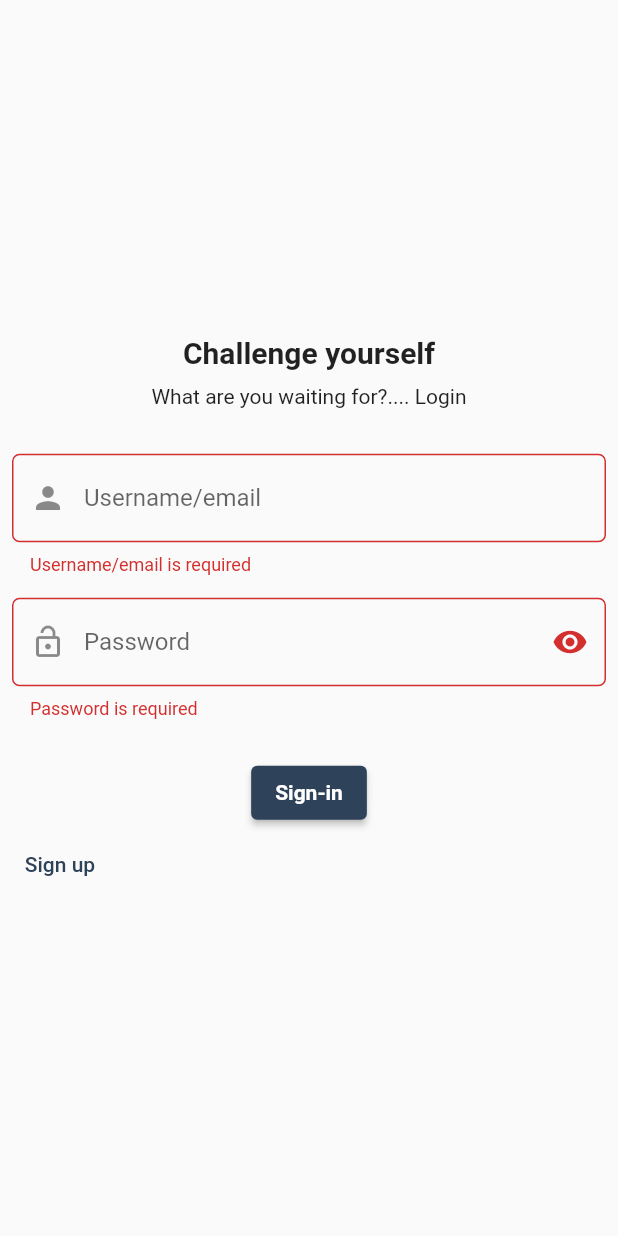
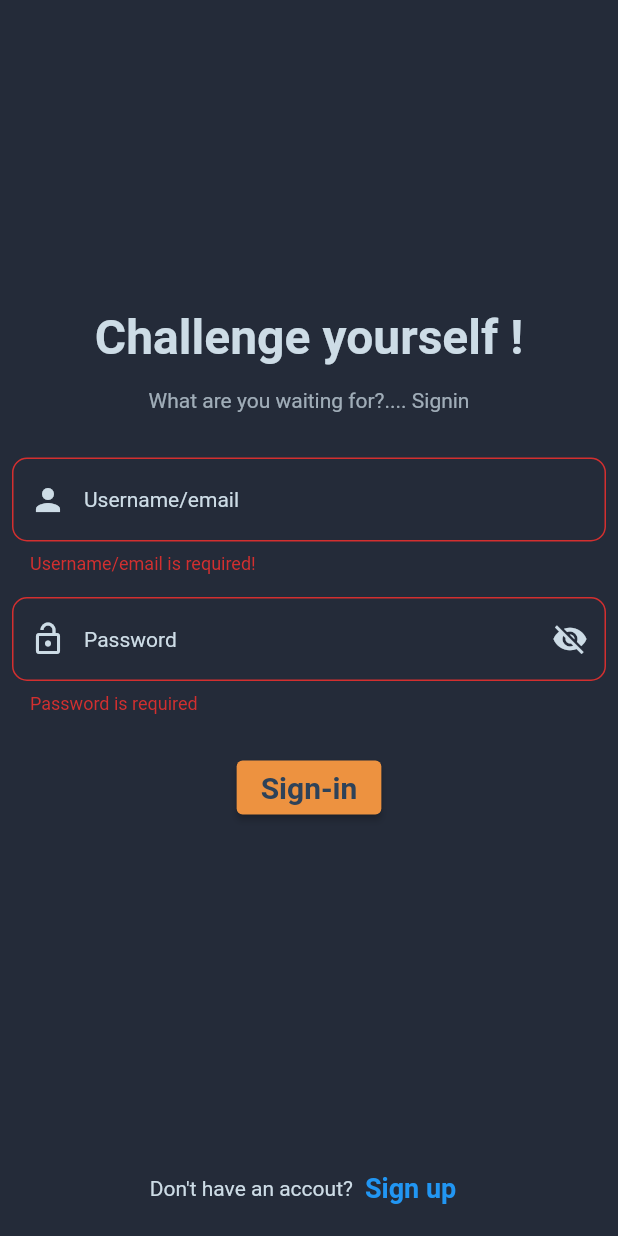
Before and after one commit to dailydeveloper0/quiz_app, a Flutter app: the screen it shows after launch, after a tap on "Sign-in", on a phone screen of 412 x 824 dp. Run offline on Flutter 3.47's test engine with Material 2 defaults, Android fonts, the phone set to English and light mode, and no system bars; our stand-ins replace bloc, equatable, flutter_bloc; missing offline and left inert: dart:ffi.

Commit message:
Created Login UI

```diff
--- a/lib/main.dart
+++ b/lib/main.dart
@@ -38,11 +38,15 @@ class QuizApp extends StatelessWidget {
           title: "Quiz App",
           home: const LoginPage(),
           theme: ThemeData(
-              colorScheme: ColorScheme.fromSwatch().copyWith(
-            primary: AppTheme.primaryColor,
-            secondary: AppTheme.orange,
-            background: AppTheme.backgroundColor,
-          )),
+            colorScheme: ColorScheme.fromSwatch().copyWith(
+              primary: AppTheme.primaryColor,
+              secondary: AppTheme.orange,
+              background: AppTheme.backgroundColor,
+            ),
+            scaffoldBackgroundColor: AppTheme.backgroundColor,
+            elevatedButtonTheme: AppTheme.darkElevatedButtonThemeData,
+            textTheme: AppTheme.darkText,
+          ),
         ),
       ),
     );
--- a/lib/pages/login/login_field.dart
+++ b/lib/pages/login/login_field.dart
@@ -1,4 +1,6 @@
 import 'package:flutter/material.dart';
+import 'package:quiz/utils/app_theme.dart';
+import 'package:quiz/widgets/text_form_field.dart';
 
 class LoginField extends StatefulWidget {
   const LoginField({super.key});
@@ -28,38 +30,24 @@ class _LoginFieldState extends State<LoginField> {
       autovalidateMode: _autovalidateMode,
       child: Column(
         children: [
-          TextFormField(
-            decoration: InputDecoration(
-              enabledBorder: OutlineInputBorder(
-                borderRadius: BorderRadius.circular(5),
+          cTextFormField(
+            hintText: "Username/email",
+            errorText: "Username/email is required!",
+            prefixIcon: Icon(
+              Icons.person,
+              color: AppTheme.whiteish,
             ),
-              border: OutlineInputBorder(
-                borderRadius: BorderRadius.circular(5),
-              ),
-              hintText: "Username/email",
-              prefixIcon: const Icon(Icons.person),
-            ),
-            validator: ((value) {
-              if (value == '' || value == null) {
-                return "Username/email is required";
-              }
-              return null;
-            }),
           ),
           const SizedBox(
             height: 15.0,
           ),
-          TextFormField(
-            decoration: InputDecoration(
-              enabledBorder: OutlineInputBorder(
-                borderRadius: BorderRadius.circular(5),
-              ),
-              border: OutlineInputBorder(
-                borderRadius: BorderRadius.circular(5),
-              ),
+          cTextFormField(
             hintText: "Password",
-              prefixIcon: const Icon(
+            errorText: "Password is required",
+            obsecureText: !_visible,
+            prefixIcon: Icon(
               Icons.lock_open_outlined,
+              color: AppTheme.whiteish,
             ),
             suffixIcon: IconButton(
               onPressed: () {
@@ -68,17 +56,10 @@ class _LoginFieldState extends State<LoginField> {
                 });
               },
               icon: Icon(
-                  _visible ? Icons.visibility_off : Icons.visibility,
+                _visible ? Icons.visibility : Icons.visibility_off,
+                color: AppTheme.whiteish,
               ),
             ),
-            ),
-            obscureText: _visible,
-            validator: ((value) {
-              if (value == '' || value == null) {
-                return "Password is required";
-              }
-              return null;
-            }),
           ),
           const SizedBox(
             height: 25.0,
@@ -87,7 +68,10 @@ class _LoginFieldState extends State<LoginField> {
               onPressed: submit,
               child: Text(
                 "Sign-in",
-                style: TextStyle(fontWeight: FontWeight.bold),
+                style: Theme.of(context)
+                    .textTheme
+                    .displaySmall!
+                    .copyWith(color: Theme.of(context).colorScheme.primary),
               ))
         ],
       ),
--- a/lib/pages/login/login_page.dart
+++ b/lib/pages/login/login_page.dart
@@ -17,31 +17,51 @@ class LoginPage extends StatelessWidget {
           child: Column(
             mainAxisAlignment: MainAxisAlignment.center,
             children: [
-              const Text(
-                "Challenge yourself",
-                style: TextStyle(
-                  fontSize: 20,
-                  fontWeight: FontWeight.bold,
-                ),
+              Expanded(
+                child: Column(
+                  mainAxisAlignment: MainAxisAlignment.end,
+                  children: [
+                    Text(
+                      "Challenge yourself !",
+                      style: Theme.of(context).textTheme.displayLarge,
                       textAlign: TextAlign.center,
                     ),
                     const SizedBox(
-                height: 10,
+                      height: 15,
                     ),
-              const Text("What are you waiting for?.... Login",
+                    Text("What are you waiting for?.... Signin",
+                        style: Theme.of(context).textTheme.bodyMedium!.copyWith(
+                              color: Color(0xBBCDDCE6),
+                            ),
                         textAlign: TextAlign.center),
+                  ],
+                ),
+              ),
               const SizedBox(
                 height: 30,
               ),
               const LoginField(),
-              Align(
+              Expanded(
+                child: Align(
                   alignment: Alignment.bottomCenter,
-                child: Row(children: [
+                  child: Row(
+                    mainAxisAlignment: MainAxisAlignment.center,
+                    children: [
+                      const Text("Don't have an accout?"),
                       TextButton(
                         onPressed: () {},
-                    child: Text("Sign up"),
+                        child: Text(
+                          "Sign up",
+                          style: TextStyle(
+                            color: Theme.of(context).primaryColor,
+                            fontWeight: FontWeight.bold,
+                            fontSize: 18,
                           ),
-                ]),
+                        ),
+                      ),
+                    ],
+                  ),
+                ),
               )
             ],
           ),
--- a/lib/utils/app_theme.dart
+++ b/lib/utils/app_theme.dart
@@ -1,8 +1,44 @@
 import 'package:flutter/material.dart';
 
-class AppTheme{
-static Color primaryColor = const Color(0xFF2E4259);
-static Color backgroundColor = const Color(0xFF242B39);
-static Color orange = const Color(0xFFED9240);
-static Color whiteish = const Color(0xFFCDDCE6);
+class AppTheme {
+  static Color primaryColor = const Color(0xFF2E4259);
+  static Color backgroundColor = const Color(0xFF242B39);
+  static Color orange = const Color(0xFFED9240);
+  static Color whiteish = const Color(0xFFCDDCE6);
+
+  static TextTheme darkText = TextTheme(
+      bodySmall: TextStyle(
+        color: whiteish,
+        fontSize: 12,
+      ),
+      bodyMedium: TextStyle(
+        color: whiteish,
+        fontSize: 14,
+      ),
+      bodyLarge: TextStyle(
+        color: whiteish,
+        fontSize: 18,
+      ),
+      displaySmall: TextStyle(
+        color: whiteish,
+        fontSize: 20,
+        fontWeight: FontWeight.bold,
+      ),
+      displayMedium: TextStyle(
+        color: whiteish,
+        fontSize: 26,
+        fontWeight: FontWeight.bold,
+      ),
+      displayLarge: TextStyle(
+        color: whiteish,
+        fontSize: 32,
+        fontWeight: FontWeight.bold,
+      ));
+
+  static ElevatedButtonThemeData darkElevatedButtonThemeData =
+      ElevatedButtonThemeData(
+    style: ElevatedButton.styleFrom(
+      backgroundColor: orange,
+    ),
+  );
 }
--- /dev/null
+++ b/lib/widgets/text_form_field.dart
@@ -0,0 +1,53 @@
+import 'package:flutter/material.dart';
+class cTextFormField extends StatefulWidget {
+  final String? hintText;
+  final String? errorText;
+  final Widget? prefixIcon;
+  final Widget? suffixIcon;
+  final bool obsecureText;
+  const cTextFormField({
+    super.key,
+    this.hintText,
+    this.errorText,
+    this.prefixIcon,
+    this.suffixIcon,
+    this.obsecureText = false,
+  });
+
+  @override
+  State<cTextFormField> createState() => _cTextFormFieldState();
+}
+
+class _cTextFormFieldState extends State<cTextFormField> {
+  @override
+  Widget build(BuildContext context) {
+    return TextFormField(
+      decoration: InputDecoration(
+        focusedBorder: OutlineInputBorder(
+          borderRadius: BorderRadius.circular(10),
+          borderSide: BorderSide(
+            color: Theme.of(context).colorScheme.secondary,
+          ),
+        ),
+        enabledBorder: OutlineInputBorder(
+          borderRadius: BorderRadius.circular(10),
+        ),
+        border: OutlineInputBorder(
+          borderRadius: BorderRadius.circular(10),
+        ),
+        hintText: widget.hintText,
+        hintStyle: Theme.of(context).textTheme.bodyMedium,
+        prefixIcon: widget.prefixIcon,
+        suffixIcon: widget.suffixIcon,
+      ),
+      style: Theme.of(context).textTheme.bodyMedium,
+      obscureText: widget.obsecureText,
+      validator: ((value) {
+        if (value == '' || value == null) {
+          return widget.errorText;
+        }
+        return null;
+      }),
+    );
+  }
+}
--- a/pubspec.yaml
+++ b/pubspec.yaml
@@ -64,8 +64,9 @@ flutter:
   uses-material-design: true
 
   # To add assets to your application, add an assets section, like this:
-  # assets:
-  #   - images/a_dot_burr.jpeg
+  assets:
+    - assets/images/
+    - assets/logo/
   #   - images/a_dot_ham.jpeg
 
   # An image asset can refer to one or more resolution-specific "variants", see
```
Also changed, not shown: assets/logo/logo.png (added). Lines whose indentation alone changed are shown as unchanged.
